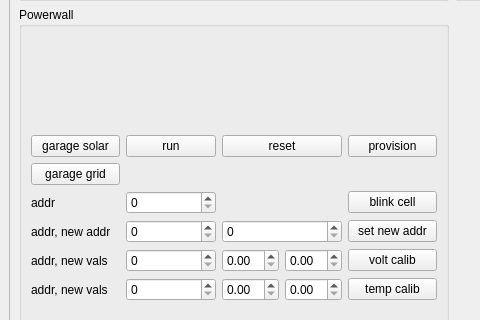
The window that SmartHome/terminal/forms/main.ui (Zbysekz/SmartHome) describes before a commit, drawn with Qt 5; both pictures show x 0 to 480 and y 424 to 744 of the 903 by 877 pixel window.
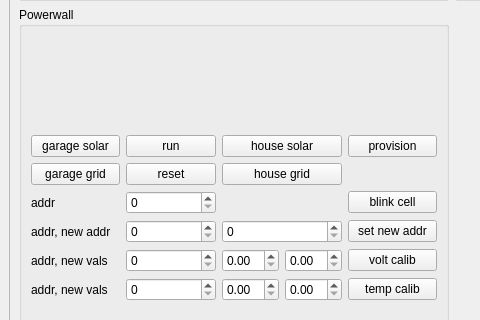
The same window after the commit.

Commit message: remote ip for terminal, buttons for solar/garage

```diff
--- a/SmartHome/terminal/forms/main.ui
+++ b/SmartHome/terminal/forms/main.ui
@@ -170,13 +170,6 @@
                <item row="7" column="1">
                 <widget class="QSpinBox" name="spinBox_4"/>
                </item>
-               <item row="0" column="2">
-                <widget class="QPushButton" name="btnPowerwallReset">
-                 <property name="text">
-                  <string>reset</string>
-                 </property>
-                </widget>
-               </item>
                <item row="8" column="1">
                 <widget class="QSpinBox" name="spinBox_5"/>
                </item>
@@ -190,6 +183,27 @@
                  </property>
                 </widget>
                </item>
+               <item row="1" column="1">
+                <widget class="QPushButton" name="btnPowerwallReset">
+                 <property name="text">
+                  <string>reset</string>
+                 </property>
+                </widget>
+               </item>
+               <item row="0" column="2">
+                <widget class="QPushButton" name="btnHouseSolar">
+                 <property name="text">
+                  <string>house solar</string>
+                 </property>
+                </widget>
+               </item>
+               <item row="1" column="2">
+                <widget class="QPushButton" name="btnHouseGrid">
+                 <property name="text">
+                  <string>house grid</string>
+                 </property>
+                </widget>
+               </item>
               </layout>
              </item>
             </layout>
```
The commit also changes 2 other files.
